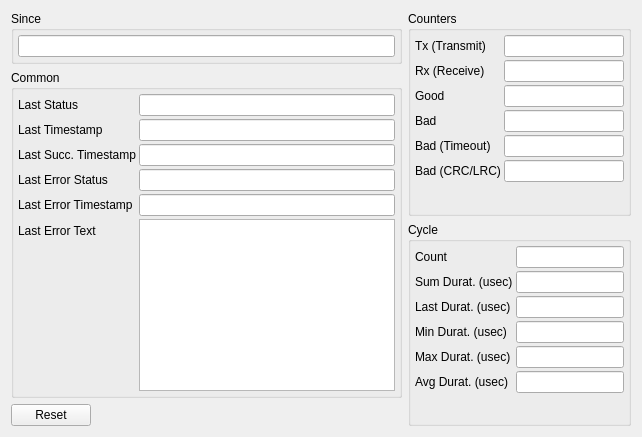
pipichen-rgb/ModbusTools-2025, file src/server/gui/statistics/server_portstatisticsui.ui: the form before one commit.
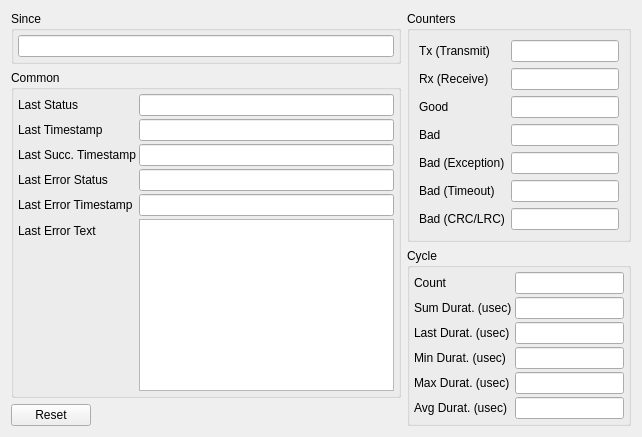
The form after the commit.

Commit message: Add statistics Client/Server Port/Device Standard exception count

```diff
--- a/src/server/gui/statistics/server_portstatisticsui.ui
+++ b/src/server/gui/statistics/server_portstatisticsui.ui
@@ -195,24 +195,6 @@
         <string>Counters</string>
        </property>
        <layout class="QFormLayout" name="formLayout_2">
-        <property name="horizontalSpacing">
-         <number>3</number>
-        </property>
-        <property name="verticalSpacing">
-         <number>3</number>
-        </property>
-        <property name="leftMargin">
-         <number>4</number>
-        </property>
-        <property name="topMargin">
-         <number>4</number>
-        </property>
-        <property name="rightMargin">
-         <number>4</number>
-        </property>
-        <property name="bottomMargin">
-         <number>4</number>
-        </property>
         <item row="0" column="0">
          <widget class="QLabel" name="label_6">
           <property name="text">
@@ -270,27 +252,41 @@
          </widget>
         </item>
         <item row="4" column="0">
+         <widget class="QLabel" name="label_11">
+          <property name="text">
+           <string>Bad (Exception)</string>
+          </property>
+         </widget>
+        </item>
+        <item row="4" column="1">
+         <widget class="QLineEdit" name="lnCountBadStandard">
+          <property name="readOnly">
+           <bool>true</bool>
+          </property>
+         </widget>
+        </item>
+        <item row="5" column="0">
          <widget class="QLabel" name="label_9">
           <property name="text">
            <string>Bad (Timeout)</string>
           </property>
          </widget>
         </item>
-        <item row="4" column="1">
+        <item row="5" column="1">
          <widget class="QLineEdit" name="lnCountBadTimeout">
           <property name="readOnly">
            <bool>true</bool>
           </property>
          </widget>
         </item>
-        <item row="5" column="0">
+        <item row="6" column="0">
          <widget class="QLabel" name="label_10">
           <property name="text">
            <string>Bad (CRC/LRC)</string>
           </property>
          </widget>
         </item>
-        <item row="5" column="1">
+        <item row="6" column="1">
          <widget class="QLineEdit" name="lnCountBadCRC">
           <property name="readOnly">
            <bool>true</bool>
```
The commit also changes 18 other files.
